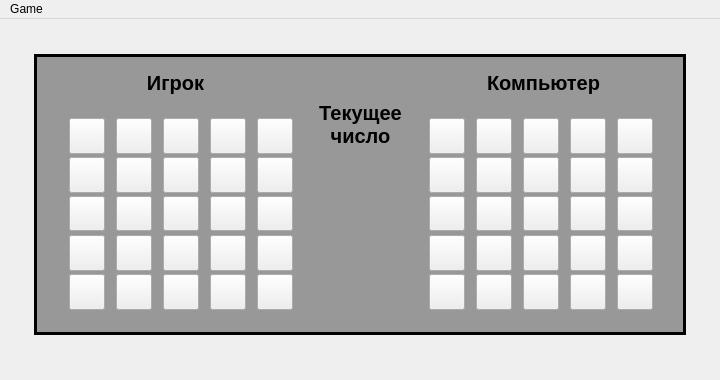
Above: coursework/mainwindow.ui from CapMakse/Coursework before the change. Below: the same form after it.
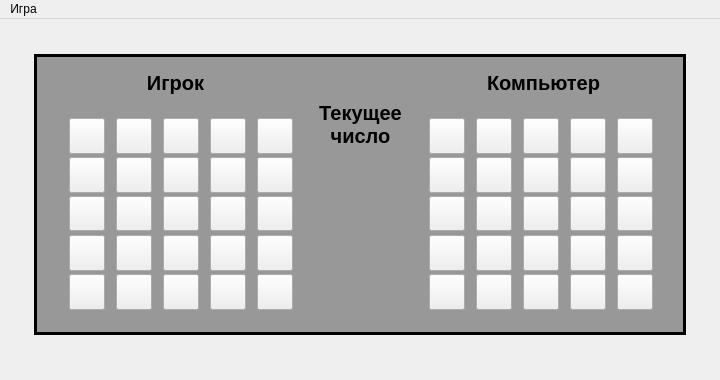
That is the form after the change. Icons and pictures are not drawn.

```diff
--- a/coursework/mainwindow.ui
+++ b/coursework/mainwindow.ui
@@ -3771,7 +3771,7 @@
    </property>
    <widget class="QMenu" name="menuGame">
     <property name="title">
-     <string>Game</string>
+     <string>Игра</string>
     </property>
     <addaction name="actionNew_game"/>
     <addaction name="actionQuit"/>
```
Left out of the diff: 10 changed lines with no effect on the pictures.
